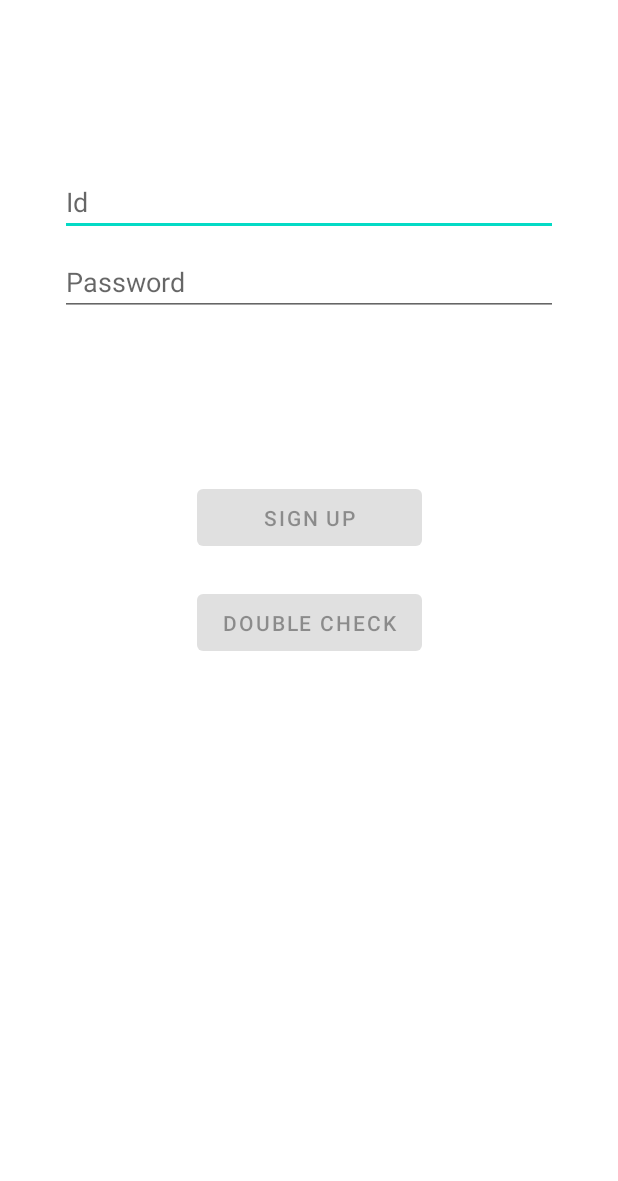
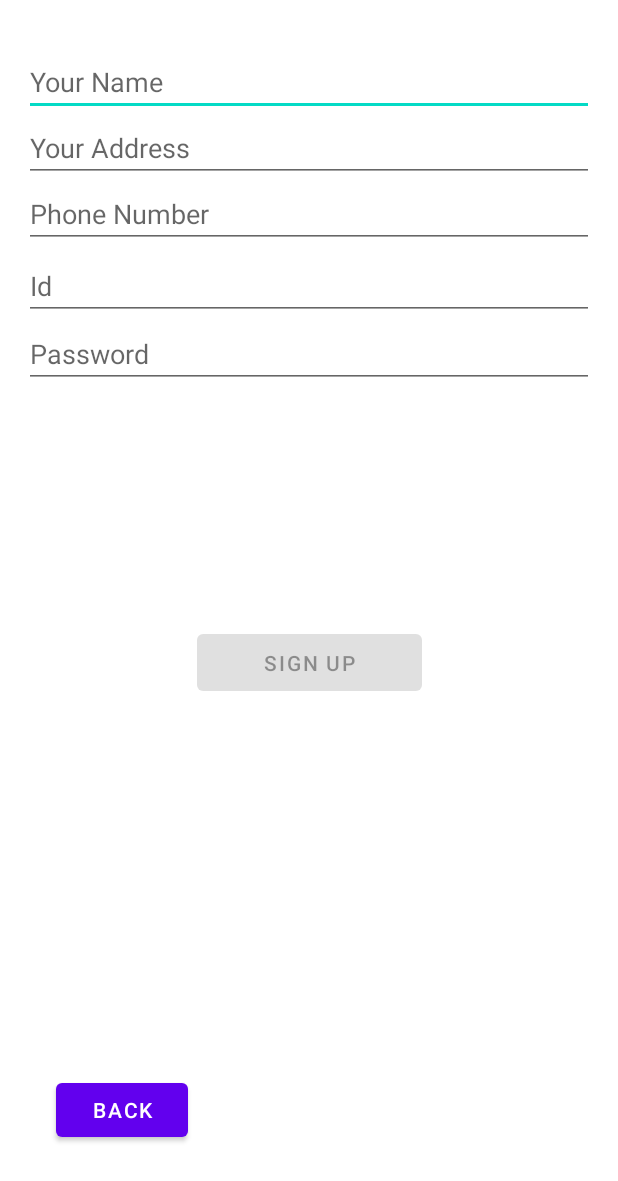
Before and after one commit to tjwjdgus12/good-pizza-great-pizza, an Android app: the layout activity_signup.xml on its own in the app's theme, with its tools: preview values and no code run, on a phone screen of 412 x 824 dp. Shown: the top 1181 px of the screen. Run offline under Robolectric (Android 15) with nearby library versions, the phone set to English and light mode, and no system bars.

Commit message:
back 부분 추가

```diff
--- a/Subgroup3_User/GoodPizzaGreatPizza/app/src/main/AndroidManifest.xml
+++ b/Subgroup3_User/GoodPizzaGreatPizza/app/src/main/AndroidManifest.xml
@@ -18,6 +18,8 @@
                 <category android:name="android.intent.category.LAUNCHER" />
             </intent-filter>
         </activity>
+
+        <activity android:name=".ui.login.Signup"/>
     </application>
 
 </manifest>
--- a/Subgroup3_User/GoodPizzaGreatPizza/app/src/main/java/com/example/goodpizzagreatpizza/ui/login/LoginActivity.java
+++ b/Subgroup3_User/GoodPizzaGreatPizza/app/src/main/java/com/example/goodpizzagreatpizza/ui/login/LoginActivity.java
@@ -132,6 +132,7 @@ private ActivityLoginBinding binding;
                 startActivity(intent);
             }
         });
+
     }
 
     private void updateUiWithUser(LoggedInUserView model) {
--- a/Subgroup3_User/GoodPizzaGreatPizza/app/src/main/java/com/example/goodpizzagreatpizza/ui/login/Signup.java
+++ b/Subgroup3_User/GoodPizzaGreatPizza/app/src/main/java/com/example/goodpizzagreatpizza/ui/login/Signup.java
@@ -1,5 +1,8 @@
 package com.example.goodpizzagreatpizza.ui.login;
 import android.os.Bundle;
+import android.view.View;
+import android.widget.Button;
+
 import androidx.annotation.Nullable;
 import androidx.appcompat.app.AppCompatActivity;
 
@@ -11,5 +14,14 @@ public class Signup extends AppCompatActivity {
         super.onCreate(savedInstanceState);
         setContentView(R.layout.activity_signup);
 
+        //back 버튼 클릭시 액티비티 종료
+        Button back = (Button) findViewById(R.id.back);
+        back.setOnClickListener(new View.OnClickListener(){
+            @Override
+
+            public void onClick(View v){
+                finish();
+            }
+        });
     }
 }
--- a/Subgroup3_User/GoodPizzaGreatPizza/app/src/main/res/layout/activity_login.xml
+++ b/Subgroup3_User/GoodPizzaGreatPizza/app/src/main/res/layout/activity_login.xml
@@ -55,7 +55,7 @@
         android:text="@string/action_sign_in"
         app:layout_constraintBottom_toBottomOf="parent"
         app:layout_constraintEnd_toEndOf="parent"
-        app:layout_constraintHorizontal_bias="0.2"
+        app:layout_constraintHorizontal_bias="0.1"
         app:layout_constraintStart_toStartOf="parent"
         app:layout_constraintTop_toBottomOf="@+id/password"
         app:layout_constraintVertical_bias="0.2" />
@@ -69,11 +69,10 @@
         android:layout_marginTop="16dp"
         android:layout_marginEnd="48dp"
         android:layout_marginBottom="64dp"
-        android:enabled="false"
         android:text="@string/action_sign_un"
         app:layout_constraintBottom_toBottomOf="parent"
         app:layout_constraintEnd_toEndOf="parent"
-        app:layout_constraintHorizontal_bias="0.8"
+        app:layout_constraintHorizontal_bias="0.9"
         app:layout_constraintStart_toStartOf="parent"
         app:layout_constraintTop_toBottomOf="@+id/password"
         app:layout_constraintVertical_bias="0.2" />
--- a/Subgroup3_User/GoodPizzaGreatPizza/app/src/main/res/layout/activity_signup.xml
+++ b/Subgroup3_User/GoodPizzaGreatPizza/app/src/main/res/layout/activity_signup.xml
@@ -1,25 +1,22 @@
 <?xml version="1.0" encoding="utf-8"?>
-<androidx.constraintlayout.widget.ConstraintLayout
-    xmlns:android="http://schemas.android.com/apk/res/android"
+<androidx.constraintlayout.widget.ConstraintLayout xmlns:android="http://schemas.android.com/apk/res/android"
     xmlns:app="http://schemas.android.com/apk/res-auto"
     xmlns:tools="http://schemas.android.com/tools"
     android:id="@+id/container"
     android:layout_width="match_parent"
     android:layout_height="match_parent"
+    android:paddingLeft="@dimen/activity_horizontal_margin"
+    android:paddingTop="@dimen/activity_vertical_margin"
+    android:paddingRight="@dimen/activity_horizontal_margin"
     android:paddingBottom="@dimen/activity_vertical_margin"
-    android:paddingLeft="@dimen/activity_horizontal_margin"
-    android:paddingRight="@dimen/activity_horizontal_margin"
-    android:paddingTop="@dimen/activity_vertical_margin"
     tools:context=".ui.login.LoginActivity">
 
     <EditText
         android:id="@+id/username"
         android:layout_width="0dp"
         android:layout_height="wrap_content"
-        android:layout_marginStart="24dp"
-        android:layout_marginTop="96dp"
-        android:layout_marginEnd="24dp"
-        android:hint="@string/prompt_email"
+        android:layout_marginTop="16dp"
+        android:hint="@string/prompt_name"
         android:inputType="textEmailAddress"
         android:selectAllOnFocus="true"
         app:layout_constraintEnd_toEndOf="parent"
@@ -27,38 +24,57 @@
         app:layout_constraintTop_toTopOf="parent" />
 
     <EditText
+        android:id="@+id/userphone"
+        android:layout_width="0dp"
+        android:layout_height="wrap_content"
+        android:layout_marginTop="104dp"
+        android:hint="@string/prompt_phone"
+        android:inputType="textEmailAddress"
+        android:selectAllOnFocus="true"
+        app:layout_constraintEnd_toEndOf="parent"
+        app:layout_constraintStart_toStartOf="parent"
+        app:layout_constraintTop_toTopOf="parent" />
+
+    <EditText
+        android:id="@+id/useraddress"
+        android:layout_width="0dp"
+        android:layout_height="wrap_content"
+        android:layout_marginTop="60dp"
+        android:hint="@string/prompt_address"
+        android:inputType="textEmailAddress"
+        android:selectAllOnFocus="true"
+        app:layout_constraintEnd_toEndOf="parent"
+        app:layout_constraintHorizontal_bias="0.0"
+        app:layout_constraintStart_toStartOf="parent"
+        app:layout_constraintTop_toTopOf="parent" />
+
+    <EditText
+        android:id="@+id/userid"
+        android:layout_width="0dp"
+        android:layout_height="wrap_content"
+        android:layout_marginTop="152dp"
+        android:hint="@string/prompt_email"
+        android:inputType="textEmailAddress"
+        android:selectAllOnFocus="true"
+        app:layout_constraintEnd_toEndOf="parent"
+        app:layout_constraintHorizontal_bias="0.062"
+        app:layout_constraintStart_toStartOf="parent"
+        app:layout_constraintTop_toTopOf="parent" />
+
+    <EditText
         android:id="@+id/password"
         android:layout_width="0dp"
         android:layout_height="wrap_content"
-        android:layout_marginStart="24dp"
-        android:layout_marginTop="8dp"
-        android:layout_marginEnd="24dp"
+        android:layout_marginTop="136dp"
         android:hint="@string/prompt_password"
         android:imeActionLabel="@string/action_sign_in_short"
         android:imeOptions="actionDone"
         android:inputType="textPassword"
         android:selectAllOnFocus="true"
         app:layout_constraintEnd_toEndOf="parent"
+        app:layout_constraintHorizontal_bias="0.125"
         app:layout_constraintStart_toStartOf="parent"
         app:layout_constraintTop_toBottomOf="@+id/username" />
-
-    <Button
-        android:id="@+id/check"
-        android:layout_width="150dp"
-        android:layout_height="50dp"
-        android:layout_gravity="start"
-        android:layout_marginStart="48dp"
-        android:layout_marginTop="16dp"
-        android:layout_marginEnd="48dp"
-        android:layout_marginBottom="64dp"
-        android:enabled="false"
-        android:text="@string/action_check"
-        app:layout_constraintBottom_toBottomOf="parent"
-        app:layout_constraintEnd_toEndOf="parent"
-        app:layout_constraintHorizontal_bias="0.5"
-        app:layout_constraintStart_toStartOf="parent"
-        app:layout_constraintTop_toBottomOf="@+id/password"
-        app:layout_constraintVertical_bias="0.35" />
 
     <Button
         android:id="@+id/request"
@@ -73,9 +89,20 @@
         android:text="@string/action_request"
         app:layout_constraintBottom_toBottomOf="parent"
         app:layout_constraintEnd_toEndOf="parent"
-        app:layout_constraintHorizontal_bias="0.5"
         app:layout_constraintStart_toStartOf="parent"
         app:layout_constraintTop_toBottomOf="@+id/password"
-        app:layout_constraintVertical_bias="0.2" />
+        app:layout_constraintVertical_bias="0.338" />
+
+    <Button
+        android:id="@+id/back"
+        android:layout_width="wrap_content"
+        android:layout_height="wrap_content"
+        android:layout_marginStart="21dp"
+        android:layout_marginLeft="21dp"
+        android:layout_marginBottom="44dp"
+        android:text="Back"
+        app:layout_constraintBottom_toBottomOf="parent"
+        app:layout_constraintStart_toStartOf="parent" />
+
 
 </androidx.constraintlayout.widget.ConstraintLayout>
--- a/Subgroup3_User/GoodPizzaGreatPizza/app/src/main/res/values/strings.xml
+++ b/Subgroup3_User/GoodPizzaGreatPizza/app/src/main/res/values/strings.xml
@@ -3,6 +3,9 @@
     <!-- Strings related to login -->
     <string name="prompt_email">Id</string>
     <string name="prompt_password">Password</string>
+    <string name="prompt_name">Your Name</string>
+    <string name="prompt_phone">Phone Number</string>
+    <string name="prompt_address">Your Address</string>
     <string name="action_sign_in">Sign in</string>
     <string name="action_sign_in_short">Sign in</string>
     <string name="welcome">"Welcome !"</string>
```
